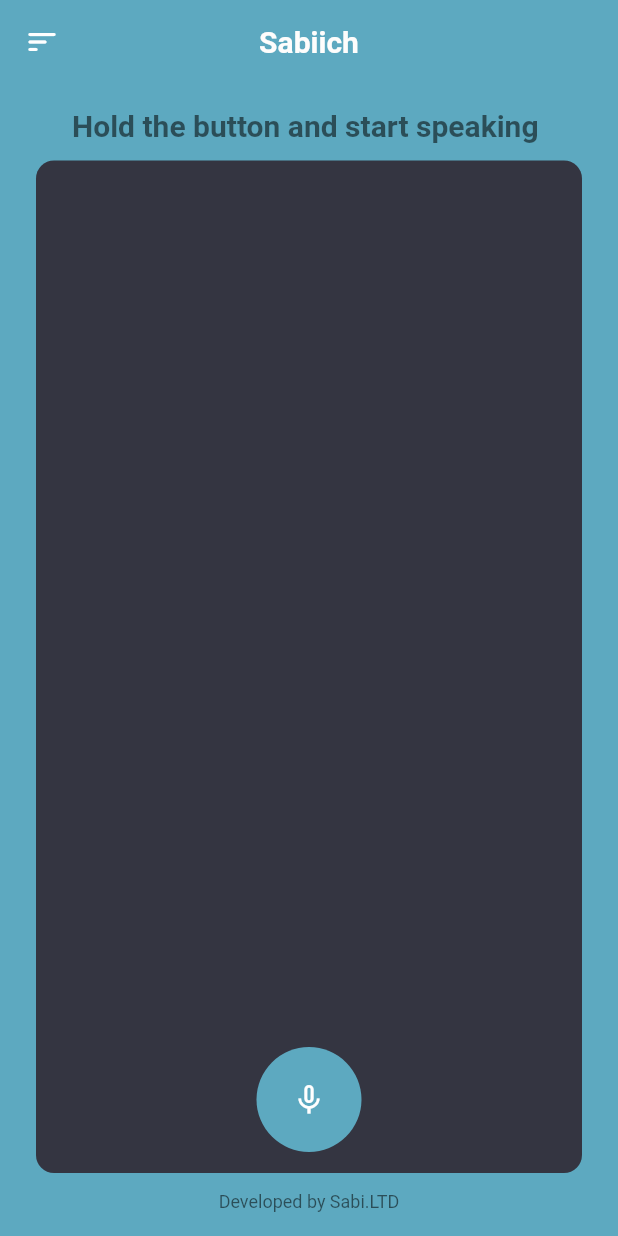
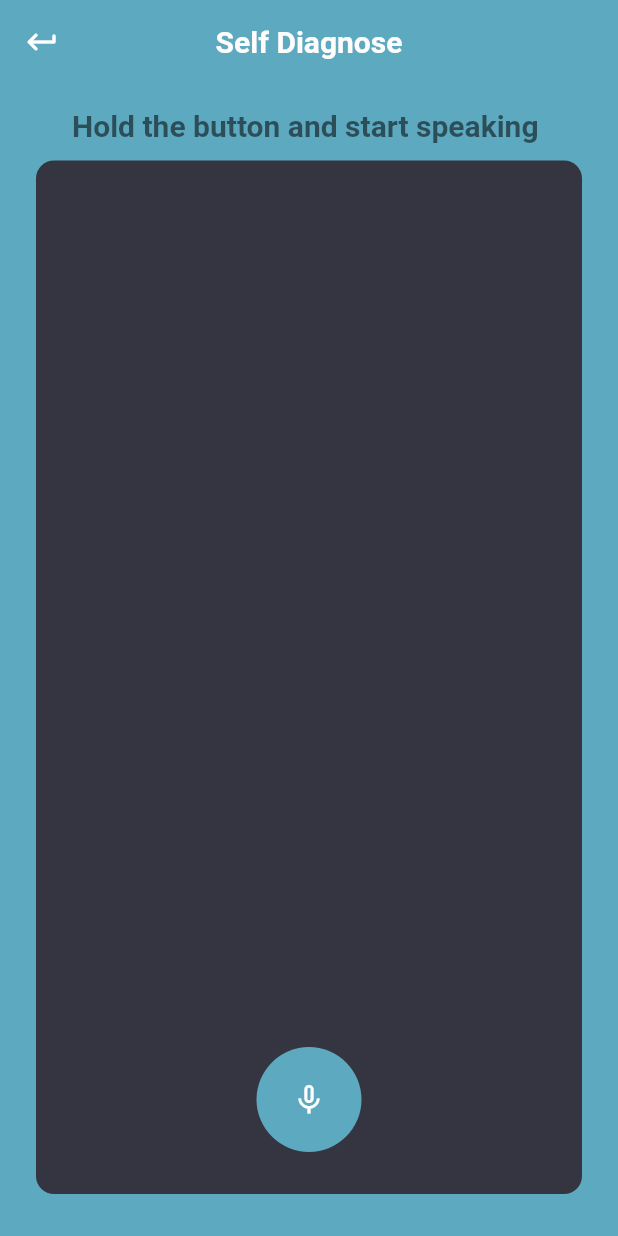
Before and after one commit to akatokurojp/SabiCare, a Flutter app: the SpeechScreen screen opened directly, on a phone screen of 412 x 824 dp. Run offline on Flutter 3.47's test engine with Material 2 defaults, Android fonts, the phone set to English and light mode, and no system bars; drawn by our look-alikes of avatar_glow; our stand-ins replace cloud_firestore, firebase_auth, firebase_core, flutter_tts, get, google_fonts and 4 more; missing offline and left inert: lit_ui_kit; accounts and stored records are empty; network calls fail.

Commit message:
Chat Changes

```diff
--- a/lib/Chat.dart
+++ b/lib/Chat.dart
@@ -93,14 +93,14 @@ class _SpeechScreenState extends State<SpeechScreen> {
       ),
       appBar: AppBar(
         leading: Icon(
-          Icons.sort_rounded,
+          Icons.keyboard_return_rounded,
           color: Colors.white,
         ),
         centerTitle: true,
         backgroundColor: bgColor,
         elevation: 0,
         title: const Text(
-          "Sabiich",
+          "Self Diagnose",
           style: TextStyle(fontWeight: FontWeight.w600, color: textcolor),
         ),
       ),
@@ -130,7 +130,6 @@ class _SpeechScreenState extends State<SpeechScreen> {
                   itemCount: messages.length,
                   itemBuilder: (BuildContext context, int index) {
                     var chat = messages[index];
-
                     return chatBubble(chattext: chat.text, type: chat.type);
                   },
                 ),
@@ -138,13 +137,6 @@ class _SpeechScreenState extends State<SpeechScreen> {
             ),
             const SizedBox(
               height: 12,
-            ),
-            Text(
-              "Developed by Sabi.LTD",
-              style: TextStyle(
-                  fontSize: 12,
-                  color: Colors.black54,
-                  fontWeight: FontWeight.w400),
             ),
           ],
         ),
--- a/lib/bottom.dart
+++ b/lib/bottom.dart
@@ -2,6 +2,7 @@ import 'package:flutter/material.dart';
 import 'package:sabicare/Chat.dart';
 import 'package:sabicare/Login.dart';
 import 'package:sabicare/home.dart';
+import 'package:sabicare/register.dart';
 
 class BottomPage extends StatefulWidget {
   const BottomPage({super.key});
@@ -22,6 +23,7 @@ class _BottomPageState extends State<BottomPage> {
   final List<Widget> _pages = [
     HomePage(),
     LoginPage(),
+    RegisterPage(),
     SpeechScreen(),
   ];
   @override
--- a/lib/static/colors.dart
+++ b/lib/static/colors.dart
@@ -4,3 +4,4 @@ const bgColor = Color.fromARGB(255, 93, 169, 192);
 const textcolor = Color(0xffFEFDFC);
 const chatBgColor = Color(0xff343541);
 const linkColor = Color(0xff216864);
+const chatbggCOlor = Color(0xF4FAFB);
```
